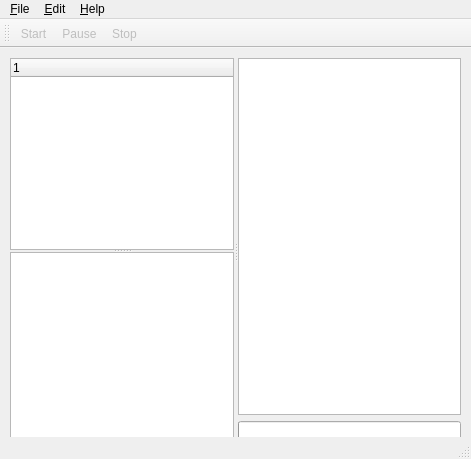
This is trunk/FTPSynchronizer/MainWindow.ui in martin-kudlicka/ftp-synchronizer as Qt 5 draws it before an edit. The edited form follows.
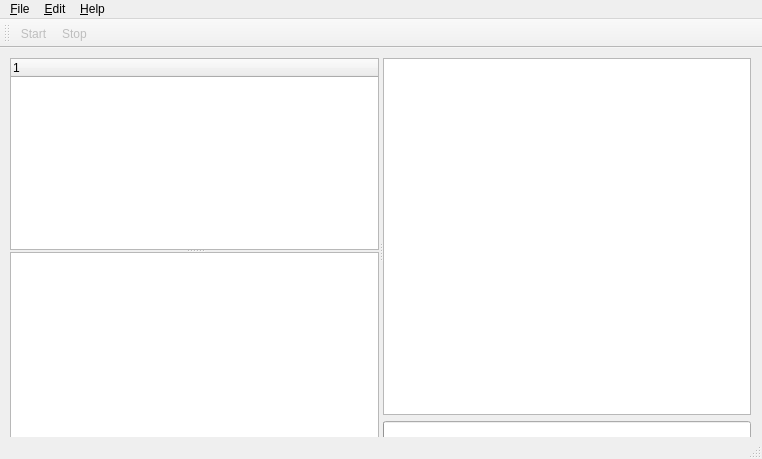
This is the edited form.

```diff
--- a/trunk/FTPSynchronizer/MainWindow.ui
+++ b/trunk/FTPSynchronizer/MainWindow.ui
@@ -8,7 +8,7 @@
    <rect>
     <x>0</x>
     <y>0</y>
-    <width>471</width>
+    <width>762</width>
     <height>459</height>
    </rect>
   </property>
@@ -21,7 +21,7 @@
      <rect>
       <x>10</x>
       <y>10</y>
-      <width>451</width>
+      <width>741</width>
       <height>385</height>
      </rect>
     </property>
@@ -89,7 +89,7 @@
     <rect>
      <x>0</x>
      <y>0</y>
-     <width>471</width>
+     <width>762</width>
      <height>21</height>
     </rect>
    </property>
@@ -133,7 +133,6 @@
     <number>4</number>
    </attribute>
    <addaction name="qaStart" />
-   <addaction name="qaPause" />
    <addaction name="qaStop" />
   </widget>
   <action name="qaStart" >
@@ -144,14 +143,6 @@
     <string>Start</string>
    </property>
   </action>
-  <action name="qaPause" >
-   <property name="enabled" >
-    <bool>false</bool>
-   </property>
-   <property name="text" >
-    <string>Pause</string>
-   </property>
-  </action>
   <action name="qaStop" >
    <property name="enabled" >
     <bool>false</bool>
```
Left out of the diff: 2 changed lines with no effect on the pictures.
